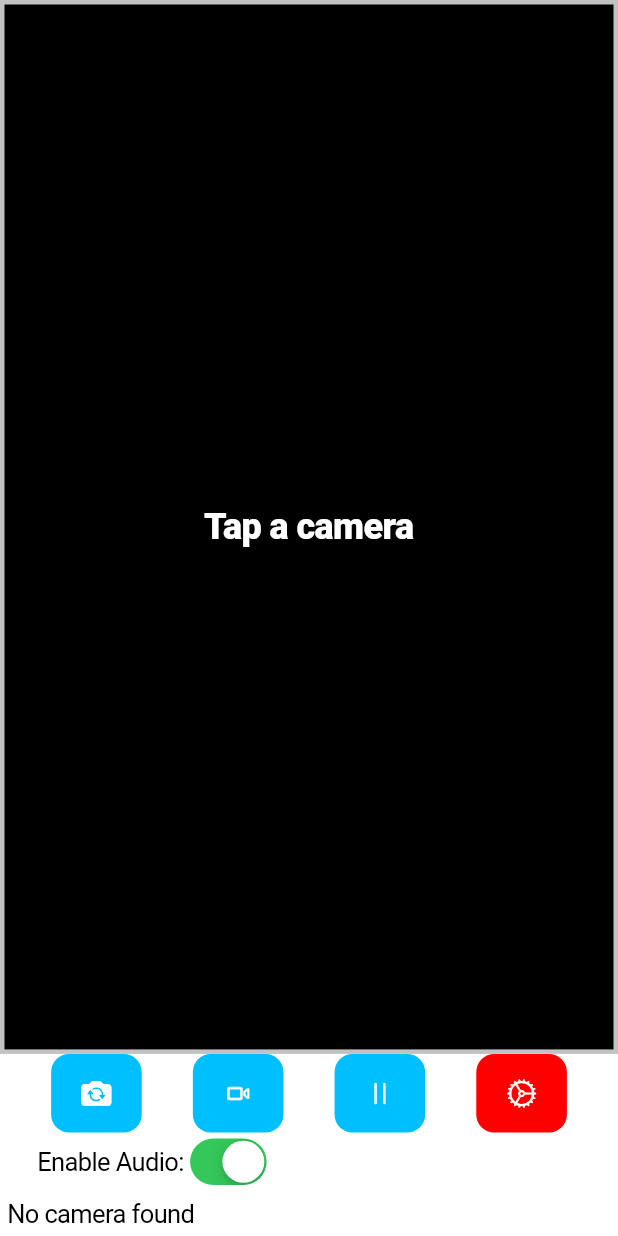
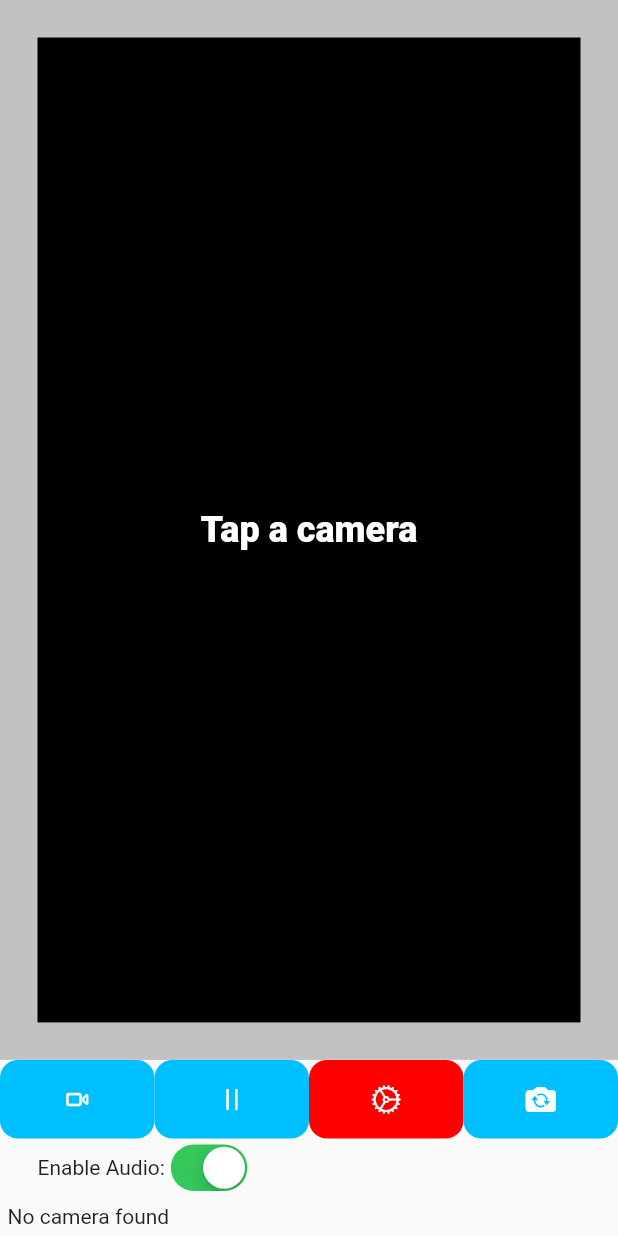
Before and after one commit to ttweb2017/vplayer, a Flutter app: the CameraScreen widget shown alone on an empty page, opened directly with empty values, on a phone screen of 412 x 824 dp. Run offline on Flutter 3.47's test engine with Material 2 defaults, Android fonts, the phone set to English and light mode, and no system bars; our stand-ins replace camera, chewie, video_player.

Commit message:
camera fixed

```diff
--- a/lib/camera_player_screen.dart
+++ b/lib/camera_player_screen.dart
@@ -73,18 +73,18 @@ class _CameraScreenState extends State<CameraScreen> with WidgetsBindingObserver
     }
   }
 
-  final GlobalKey<ScaffoldState> _scaffoldKey = GlobalKey<ScaffoldState>();
+  //final GlobalKey<ScaffoldState> _scaffoldKey = GlobalKey<ScaffoldState>();
 
   @override
   Widget build(BuildContext context) {
-    return CupertinoPageScaffold(
-      key: _scaffoldKey,
+    return Container(
+      //key: _scaffoldKey,
       child: Column(
         children: <Widget>[
           Expanded(
             child: Container(
               child: Padding(
-                padding: const EdgeInsets.all(1.0),
+                padding: const EdgeInsets.all(0.5),
                 child: Center(
                   child: _cameraPreviewWidget(),
                 ),
@@ -95,7 +95,7 @@ class _CameraScreenState extends State<CameraScreen> with WidgetsBindingObserver
                   color: controller != null && controller.value.isRecordingVideo
                       ? Color(0xFFFF0000)
                       : Color(0xFFC2C2C2),
-                  width: 3.0,
+                  width: 25.0,
                 ),
               ),
             ),
@@ -193,20 +193,16 @@ class _CameraScreenState extends State<CameraScreen> with WidgetsBindingObserver
 
   /// Display the control bar with buttons to take pictures and record videos.
   Widget _captureControlRowWidget() {
+    double width = MediaQuery.of(context).size.width;
+    double height = MediaQuery.of(context).size.height;
+
     return Row(
       mainAxisAlignment: MainAxisAlignment.spaceEvenly,
       mainAxisSize: MainAxisSize.max,
       children: <Widget>[
-        CupertinoButton.filled(
-          child: const Icon(CupertinoIcons.switch_camera_solid),
-          disabledColor: Color(0xFF00BFFF),
-          onPressed: controller != null &&
-              controller.value.isInitialized &&
-              !controller.value.isRecordingVideo
-              ? onTakePictureButtonPressed
-              : null,
-        ),
-        CupertinoButton.filled(
+        Container(
+          width: width / 4,
+          child: CupertinoButton.filled(
             child: const Icon(CupertinoIcons.video_camera),
             disabledColor: Color(0xFF00BFFF),
             onPressed: controller != null &&
@@ -215,7 +211,10 @@ class _CameraScreenState extends State<CameraScreen> with WidgetsBindingObserver
                 ? onVideoRecordButtonPressed
                 : null,
           ),
-        CupertinoButton.filled(
+        ),
+        Container(
+          width: width / 4,
+          child: CupertinoButton.filled(
             child: controller != null && controller.value.isRecordingPaused
                 ? Icon(CupertinoIcons.play_arrow)
                 : Icon(CupertinoIcons.pause),
@@ -228,7 +227,10 @@ class _CameraScreenState extends State<CameraScreen> with WidgetsBindingObserver
                 : onPauseButtonPressed)
                 : null,
           ),
-        CupertinoButton.filled(
+        ),
+        Container(
+          width: width / 4,
+          child: CupertinoButton.filled(
             child: const Icon(CupertinoIcons.settings_solid),
             disabledColor: Color(0xFFFF0000),
             onPressed: controller != null &&
@@ -236,7 +238,20 @@ class _CameraScreenState extends State<CameraScreen> with WidgetsBindingObserver
                 controller.value.isRecordingVideo
                 ? onStopButtonPressed
                 : null,
-        )
+          ),
+        ),
+        Container(
+          width: width / 4,
+          child: CupertinoButton.filled(
+            child: const Icon(CupertinoIcons.switch_camera_solid),
+            disabledColor: Color(0xFF00BFFF),
+            onPressed: controller != null &&
+                controller.value.isInitialized &&
+                !controller.value.isRecordingVideo
+                ? onTakePictureButtonPressed
+                : null,
+          ),
+        ),
       ],
     );
   }
@@ -252,14 +267,17 @@ class _CameraScreenState extends State<CameraScreen> with WidgetsBindingObserver
         toggles.add(
             SizedBox(
             width: 90.0,
-            child: RadioListTile<CameraDescription>(
+            child: CupertinoButton(
+              child: Icon(getCameraLensIcon(cameraDescription.lensDirection)),
+              onPressed: controller != null && controller.value.isRecordingVideo ? null : null,
+            )/*RadioListTile<CameraDescription>(
               title: Icon(getCameraLensIcon(cameraDescription.lensDirection)),
               groupValue: controller?.description,
               value: cameraDescription,
               onChanged: controller != null && controller.value.isRecordingVideo
                   ? null
                   : onNewCameraSelected,
-            ),
+            ),*/
           ),
         );
       }
@@ -271,9 +289,9 @@ class _CameraScreenState extends State<CameraScreen> with WidgetsBindingObserver
   String timestamp() => DateTime.now().millisecondsSinceEpoch.toString();
 
   void showInSnackBar(String message) {
-    _scaffoldKey.currentState.showSnackBar(
+    /*_scaffoldKey.currentState.showSnackBar(
       SnackBar(content: Text(message))
-    );
+    );*/
   }
 
   void onNewCameraSelected(CameraDescription cameraDescription) async {
@@ -319,6 +337,7 @@ class _CameraScreenState extends State<CameraScreen> with WidgetsBindingObserver
   }
 
   void onVideoRecordButtonPressed() {
+    logError("111", "start recording video");
     startVideoRecording().then((String filePath) {
       if (mounted) setState(() {});
       if (filePath != null) showInSnackBar('Saving video to $filePath');
--- a/lib/chewie_list_item.dart
+++ b/lib/chewie_list_item.dart
@@ -6,10 +6,12 @@ class ChewieListItem extends StatefulWidget {
   // This will contain the URL/asset path which we want to play
   final VideoPlayerController videoPlayerController;
   final bool looping;
+  final bool autoPlay;
 
   ChewieListItem({
     @required this.videoPlayerController,
     this.looping,
+    this.autoPlay,
     Key key,
   }) : super(key: key);
 
@@ -29,6 +31,7 @@ class _ChewieListItemState extends State<ChewieListItem> {
       aspectRatio: 16 / 9,
       // Prepare the video to be played and display the first frame
       autoInitialize: true,
+      autoPlay: widget.autoPlay,
       looping: widget.looping,
       // Errors can occur for example when trying to play a video
       // from a non-existent URL
--- a/lib/video_tab.dart
+++ b/lib/video_tab.dart
@@ -23,11 +23,13 @@ class _VideoTabState extends State<VideoTab> {
 
   @override
   Widget build(BuildContext context) {
+    double width = MediaQuery.of(context).size.width;
+    double height = MediaQuery.of(context).size.height;
 
     return CupertinoPageScaffold(
       child: ListView(
         children: <Widget>[
-          CameraScreen(cameras: cameras),
+          //CameraScreen(cameras: cameras),
           /*ChewieListItem(
             videoPlayerController: VideoPlayerController.network(//asset
               _url,
@@ -44,7 +46,16 @@ class _VideoTabState extends State<VideoTab> {
             videoPlayerController: VideoPlayerController.network(
               _url,
             ),
+            autoPlay: true,
+            looping: true,
           ),
+          Container(
+            width: width,
+            height: 300.0,
+            child: CameraScreen(
+              cameras: cameras,
+            ),
+          )
         ],
       ),
     );
```
Also changed, not shown: 1 other file. Lines whose indentation alone changed are shown as unchanged.
